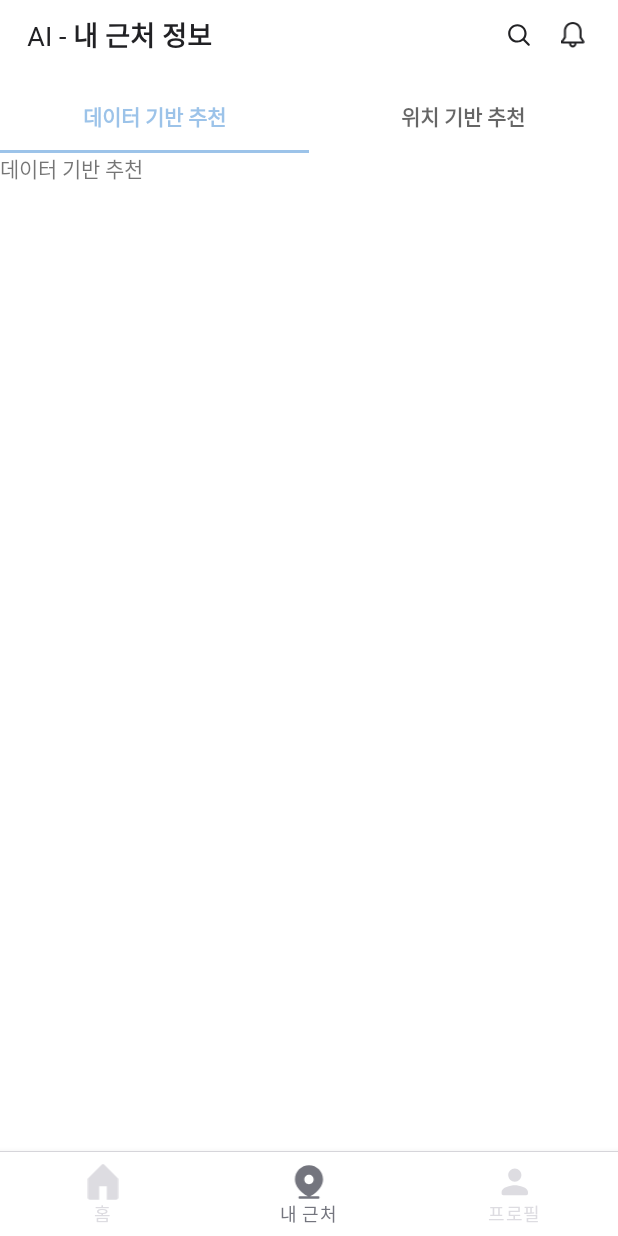
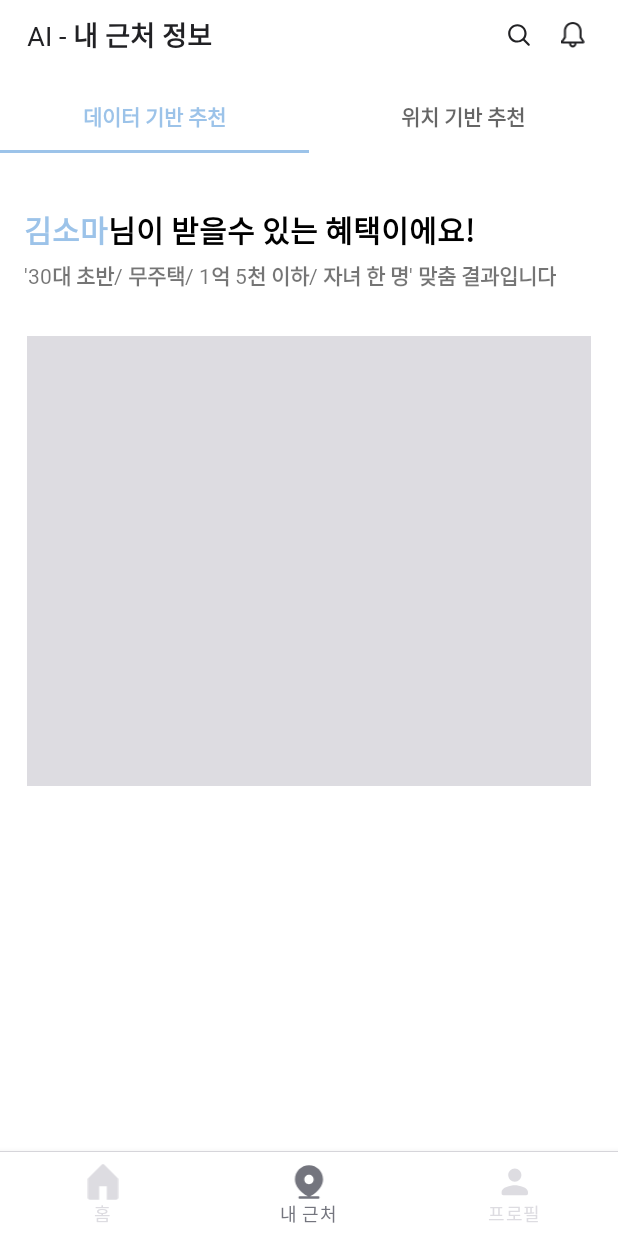
Before and after one commit to SWM-14th-Mini-Project-Team30/MAMMA-MIA, an Android app: the screen it shows after launch (MainActivity), item 2 of the bottom bar chosen, on a phone screen of 412 x 824 dp. Run offline under Robolectric (Android 15) with nearby library versions, the phone set to English and light mode, and no system bars; our stand-ins replace data binding.

Commit message:
[UI] fragment_data_base text 추가

```diff
--- a/app/src/main/res/layout/fragment_data_base.xml
+++ b/app/src/main/res/layout/fragment_data_base.xml
@@ -1,13 +1,52 @@
 <?xml version="1.0" encoding="utf-8"?>
-<FrameLayout xmlns:android="http://schemas.android.com/apk/res/android"
+<androidx.constraintlayout.widget.ConstraintLayout xmlns:android="http://schemas.android.com/apk/res/android"
     xmlns:tools="http://schemas.android.com/tools"
     android:layout_width="match_parent"
     android:layout_height="match_parent"
+    xmlns:app="http://schemas.android.com/apk/res-auto"
     tools:context=".ui.recommend.DataBaseFragment">
 
     <TextView
+        android:id="@+id/tv_name"
+        android:layout_width="wrap_content"
+        android:layout_height="wrap_content"
+        android:layout_marginStart="16dp"
+        android:layout_marginTop="36dp"
+        android:text="@string/soma_kim"
+        android:textColor="@color/blue_main"
+        android:textSize="20sp"
+        android:textStyle="bold"
+        app:layout_constraintStart_toStartOf="parent"
+        app:layout_constraintTop_toTopOf="parent" />
+
+    <TextView
+        android:layout_width="wrap_content"
+        android:layout_height="wrap_content"
+        android:text="님이 받을수 있는 혜택이에요!"
+        android:textColor="@color/black"
+        android:textSize="20sp"
+        android:textStyle="bold"
+        app:layout_constraintBottom_toBottomOf="@id/tv_name"
+        app:layout_constraintStart_toEndOf="@id/tv_name"
+        app:layout_constraintTop_toTopOf="@id/tv_name" />
+
+    <TextView
+        android:id="@+id/tv_description"
+        android:layout_width="wrap_content"
+        android:layout_height="wrap_content"
+        android:layout_marginHorizontal="16dp"
+        android:layout_marginTop="5dp"
+        android:text="'30대 초반/ 무주택/ 1억 5천 이하/ 자녀 한 명' 맞춤 결과입니다"
+        android:textStyle="bold"
+        app:layout_constraintStart_toStartOf="parent"
+        app:layout_constraintTop_toBottomOf="@id/tv_name" />
+
+    <ImageView
         android:layout_width="match_parent"
-        android:layout_height="match_parent"
-        android:text="@string/data_base_recommendation" />
+        android:layout_height="300dp"
+        android:layout_marginHorizontal="18dp"
+        android:layout_marginTop="30dp"
+        android:background="@color/gray_1"
+        app:layout_constraintTop_toBottomOf="@id/tv_description" />
 
-</FrameLayout>
+</androidx.constraintlayout.widget.ConstraintLayout>
--- a/app/src/main/res/values/strings.xml
+++ b/app/src/main/res/values/strings.xml
@@ -6,4 +6,5 @@
     <string name="ai_my_nearby_info">AI - 내 근처 정보</string>
     <string name="data_base_recommendation">데이터 기반 추천</string>
     <string name="location_base_recommendation">위치 기반 추천</string>
+    <string name="soma_kim">김소마</string>
 </resources>
```
